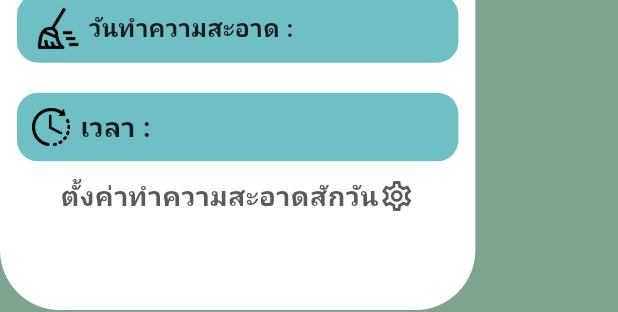
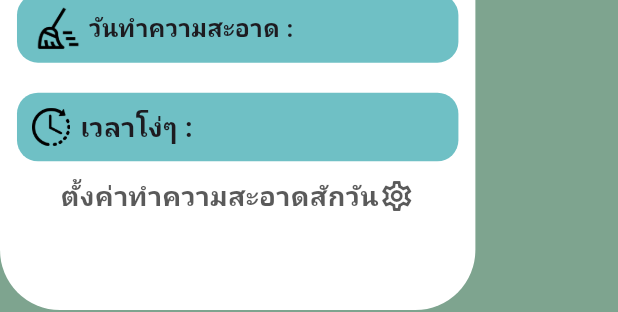
Before and after one commit to sathitkul12/project, a Flutter app: the CardClean widget shown alone on an empty page, opened directly, on a phone screen of 412 x 824 dp. Shown: the part 417-729 px from the top of the screen. Run offline on Flutter 3.47's test engine with Material 3 defaults, Android fonts, the phone set to English and light mode, and no system bars; our stand-ins replace fl_chart, google_fonts, numberpicker; missing offline and left inert: mqtt_client; Roboto replaces fonts that are missing (Prompt).

Commit message:
commit เวลาโง่ๆ

```diff
--- a/pheasant_house-master/lib/screen/customcard/cardclean.dart
+++ b/pheasant_house-master/lib/screen/customcard/cardclean.dart
@@ -92,7 +92,7 @@ class _CardCleanState extends State<CardClean> {
                         width: 6.5,
                       ),
                       const Text(
-                        'เวลา :',
+                        'เวลาโง่ๆ :',
                         style: TextStyle(
                           fontSize: 18,
                           fontWeight: FontWeight.bold,
```
